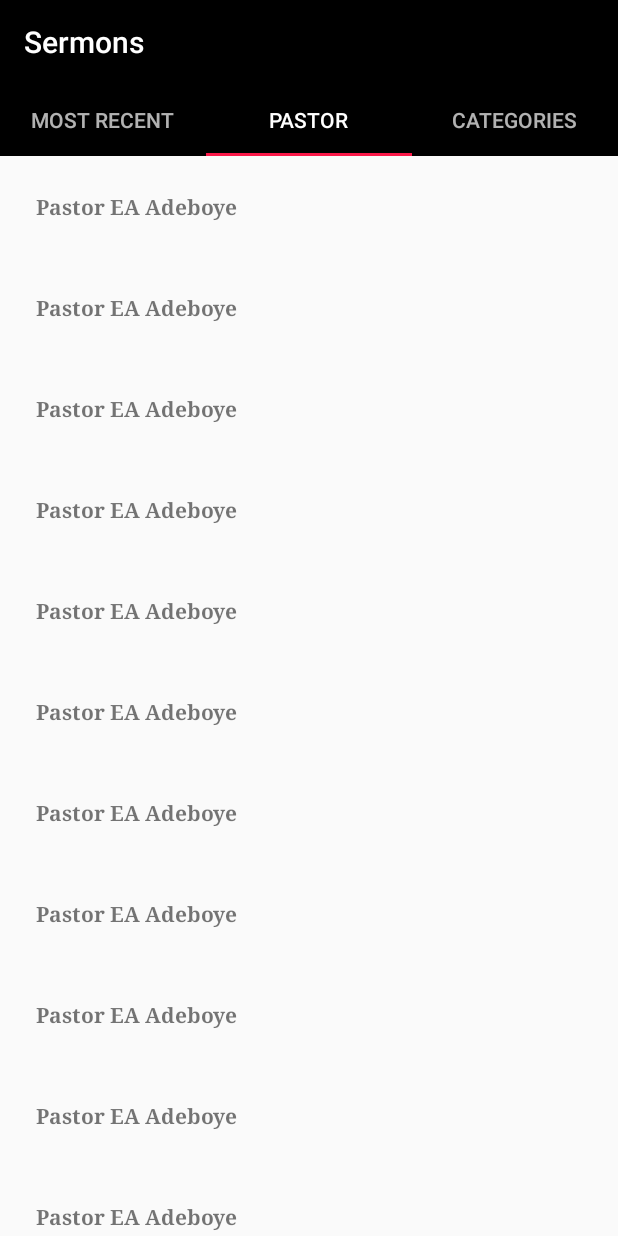
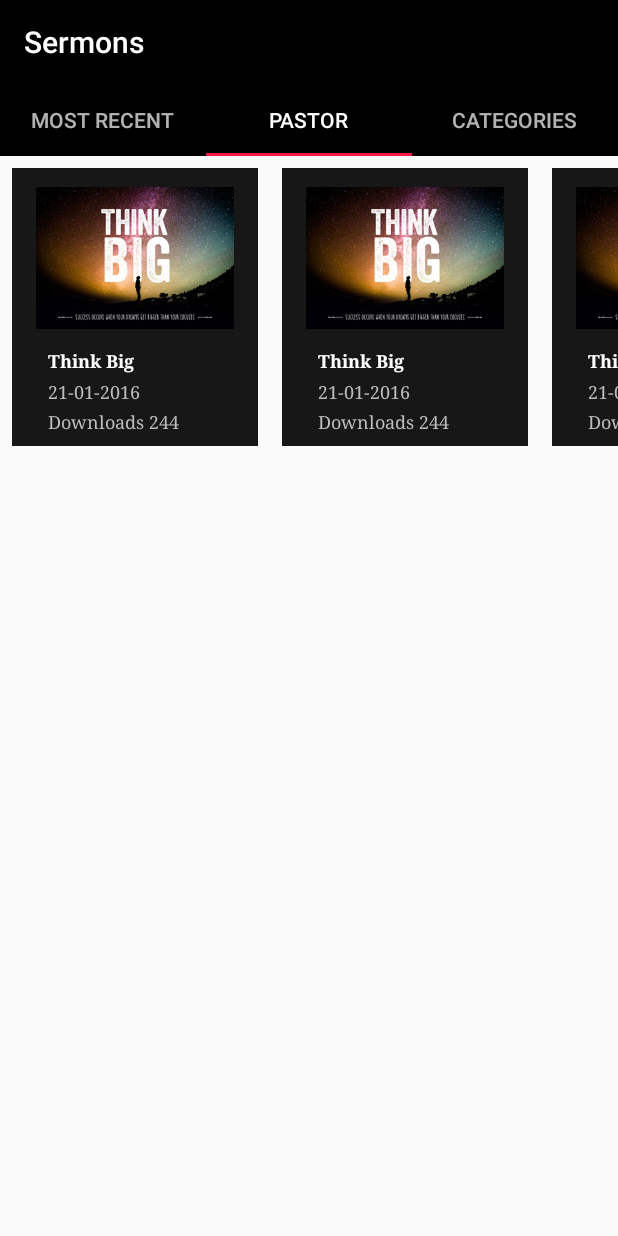
Before and after one commit to themavencoder/jesusify, an Android app: the screen it shows after launch (MainActivity), tab 2 chosen, on a phone screen of 412 x 824 dp. Run offline under Robolectric (Android 15) with nearby library versions, the phone set to English and light mode, and no system bars.

Commit message:
Horizontal working half

```diff
--- a/app/build.gradle
+++ b/app/build.gradle
@@ -27,4 +27,5 @@ dependencies {
     androidTestImplementation 'com.android.support.test:runner:1.0.2'
     androidTestImplementation 'com.android.support.test.espresso:espresso-core:3.0.2'
     implementation 'com.android.support:design:27.0.2'
+    implementation 'com.android.support:cardview-v7:27.0.2'
 }
--- a/app/src/main/java/com/aloineinc/jesusify/mainscreen/FragmentPastor.java
+++ b/app/src/main/java/com/aloineinc/jesusify/mainscreen/FragmentPastor.java
@@ -11,15 +11,17 @@ import android.view.ViewGroup;
 import com.aloineinc.jesusify.R;
 import com.aloineinc.jesusify.mainscreen.pastor.SectionAdapter;
 import com.aloineinc.jesusify.mainscreen.pastor.SectionModel;
+import com.aloineinc.jesusify.mainscreen.pastor.SermonAdapter;
+import com.aloineinc.jesusify.mainscreen.pastor.SermonModel;
 
 import java.util.ArrayList;
 import java.util.List;
 
 public class FragmentPastor extends android.support.v4.app.Fragment {
     View v;
-    private List<SectionModel> sectionList = new ArrayList<>();
+    private List<SermonModel> sermonList = new ArrayList<>();
     private RecyclerView recyclerView;
-    private SectionAdapter sectionAdapter;
+    private SermonAdapter sermonAdapter;
 
     public FragmentPastor() {
     }
@@ -30,10 +32,10 @@ public class FragmentPastor extends android.support.v4.app.Fragment {
     public View onCreateView(LayoutInflater inflater, @Nullable ViewGroup container, Bundle savedInstanceState) {
         v = inflater.inflate(R.layout.pastor_fragment, container, false);
         recyclerView = v.findViewById(R.id.recycler_pastor_fragment);
-        sectionAdapter = new SectionAdapter(sectionList, getContext());
+        sermonAdapter = new SermonAdapter(getContext(),sermonList);
         //RecyclerView.LayoutManager layoutManager = new LinearLayoutManager(getActivity());
-        recyclerView.setLayoutManager(new LinearLayoutManager(getActivity()));
-        recyclerView.setAdapter(sectionAdapter);
+        recyclerView.setLayoutManager(new LinearLayoutManager(getActivity(),LinearLayoutManager.HORIZONTAL,false));
+        recyclerView.setAdapter(sermonAdapter);
 
 
         return v;
@@ -44,27 +46,67 @@ public class FragmentPastor extends android.support.v4.app.Fragment {
     @Override
     public void onCreate(@Nullable Bundle savedInstanceState) {
         super.onCreate(savedInstanceState);
-        sectionList.add(new SectionModel("Pastor EA Adeboye"));
-        sectionList.add(new SectionModel("Pastor EA Adeboye"));
-        sectionList.add(new SectionModel("Pastor EA Adeboye"));
-        sectionList.add(new SectionModel("Pastor EA Adeboye"));
-        sectionList.add(new SectionModel("Pastor EA Adeboye"));
-        sectionList.add(new SectionModel("Pastor EA Adeboye"));
-        sectionList.add(new SectionModel("Pastor EA Adeboye"));
-        sectionList.add(new SectionModel("Pastor EA Adeboye"));
-        sectionList.add(new SectionModel("Pastor EA Adeboye"));
-        sectionList.add(new SectionModel("Pastor EA Adeboye"));
-        sectionList.add(new SectionModel("Pastor EA Adeboye"));
-        sectionList.add(new SectionModel("Pastor EA Adeboye"));
-        sectionList.add(new SectionModel("Pastor EA Adeboye"));
-        sectionList.add(new SectionModel("Pastor EA Adeboye"));
-        sectionList.add(new SectionModel("Pastor EA Adeboye"));
-        sectionList.add(new SectionModel("Pastor EA Adeboye"));
-        sectionList.add(new SectionModel("Pastor EA Adeboye"));
-        sectionList.add(new SectionModel("Pastor EA Adeboye"));
-        sectionList.add(new SectionModel("Pastor EA Adeboye"));
-        sectionList.add(new SectionModel("Pastor EA Adeboye"));
+        sermonList.add(new SermonModel(R.drawable.thinkbig,"Think Big","21-01-2016","Downloads 244"));
+        sermonList.add(new SermonModel(R.drawable.thinkbig,"Think Big","21-01-2016","Downloads 244"));
 
+        sermonList.add(new SermonModel(R.drawable.thinkbig,"Think Big","21-01-2016","Downloads 244"));
+
+        sermonList.add(new SermonModel(R.drawable.thinkbig,"Think Big","21-01-2016","Downloads 244"));
+
+        sermonList.add(new SermonModel(R.drawable.thinkbig,"Think Big","21-01-2016","Downloads 244"));
+        sermonList.add(new SermonModel(R.drawable.thinkbig,"Think Big","21-01-2016","Downloads 244"));
+        sermonList.add(new SermonModel(R.drawable.thinkbig,"Think Big","21-01-2016","Downloads 244"));
+        sermonList.add(new SermonModel(R.drawable.thinkbig,"Think Big","21-01-2016","Downloads 244"));
+        sermonList.add(new SermonModel(R.drawable.thinkbig,"Think Big","21-01-2016","Downloads 244"));
+        sermonList.add(new SermonModel(R.drawable.thinkbig,"Think Big","21-01-2016","Downloads 244"));
+        sermonList.add(new SermonModel(R.drawable.thinkbig,"Think Big","21-01-2016","Downloads 244"));
+        sermonList.add(new SermonModel(R.drawable.thinkbig,"Think Big","21-01-2016","Downloads 244"));
+        sermonList.add(new SermonModel(R.drawable.thinkbig,"Think Big","21-01-2016","Downloads 244"));
+        sermonList.add(new SermonModel(R.drawable.thinkbig,"Think Big","21-01-2016","Downloads 244"));
+
+        sermonList.add(new SermonModel(R.drawable.thinkbig,"Think Big","21-01-2016","Downloads 244"));
+        sermonList.add(new SermonModel(R.drawable.thinkbig,"Think Big","21-01-2016","Downloads 244"));
+
+        sermonList.add(new SermonModel(R.drawable.thinkbig,"Think Big","21-01-2016","Downloads 244"));
+        sermonList.add(new SermonModel(R.drawable.thinkbig,"Think Big","21-01-2016","Downloads 244"));
+
+        sermonList.add(new SermonModel(R.drawable.thinkbig,"Think Big","21-01-2016","Downloads 244"));
+        sermonList.add(new SermonModel(R.drawable.thinkbig,"Think Big","21-01-2016","Downloads 244"));
+
+
+
+
+
+
+
+
+
+
+
+
+
+
+//        sectionList.add(new SectionModel("Pastor EA Adeboye"));
+//        sectionList.add(new SectionModel("Pastor EA Adeboye"));
+//        sectionList.add(new SectionModel("Pastor EA Adeboye"));
+//        sectionList.add(new SectionModel("Pastor EA Adeboye"));
+//        sectionList.add(new SectionModel("Pastor EA Adeboye"));
+//        sectionList.add(new SectionModel("Pastor EA Adeboye"));
+//        sectionList.add(new SectionModel("Pastor EA Adeboye"));
+//        sectionList.add(new SectionModel("Pastor EA Adeboye"));
+//        sectionList.add(new SectionModel("Pastor EA Adeboye"));
+//        sectionList.add(new SectionModel("Pastor EA Adeboye"));
+//        sectionList.add(new SectionModel("Pastor EA Adeboye"));
+//        sectionList.add(new SectionModel("Pastor EA Adeboye"));
+//        sectionList.add(new SectionModel("Pastor EA Adeboye"));
+//        sectionList.add(new SectionModel("Pastor EA Adeboye"));
+//        sectionList.add(new SectionModel("Pastor EA Adeboye"));
+//        sectionList.add(new SectionModel("Pastor EA Adeboye"));
+//        sectionList.add(new SectionModel("Pastor EA Adeboye"));
+//        sectionList.add(new SectionModel("Pastor EA Adeboye"));
+//        sectionList.add(new SectionModel("Pastor EA Adeboye"));
+//        sectionList.add(new SectionModel("Pastor EA Adeboye"));
+//
 
     }
 }
--- a/app/src/main/java/com/aloineinc/jesusify/mainscreen/pastor/SermonAdapter.java
+++ b/app/src/main/java/com/aloineinc/jesusify/mainscreen/pastor/SermonAdapter.java
@@ -5,6 +5,10 @@ import android.support.v7.widget.RecyclerView;
 import android.view.LayoutInflater;
 import android.view.View;
 import android.view.ViewGroup;
+import android.widget.ImageView;
+import android.widget.TextView;
+
+import com.aloineinc.jesusify.R;
 
 import java.util.List;
 
@@ -19,24 +23,36 @@ public class SermonAdapter extends RecyclerView.Adapter<SermonAdapter.MyViewHold
 
     @Override
     public MyViewHolder onCreateViewHolder(ViewGroup parent, int viewType) {
-        View v = LayoutInflater.from(parent.getContext().
-        return null;
+        View v = LayoutInflater.from(parent.getContext()).inflate(R.layout.item_mainscreen_sermon_section,parent,false);
+
+        return new MyViewHolder(v);
     }
 
     @Override
     public void onBindViewHolder(MyViewHolder holder, int position) {
+        holder.sermonName.setText(sermonList.get(position).getSermonName());
+        holder.sermonDate.setText(sermonList.get(position).getSermonDate());
+        holder.sermonDownloads.setText(sermonList.get(position).getSermonDownloads());
+        holder.sermonImage.setImageResource(sermonList.get(position).getSermonImage());
 
     }
 
     @Override
     public int getItemCount() {
-        return 0;
+        return sermonList.size();
     }
 
     public static class MyViewHolder extends RecyclerView.ViewHolder{
+     private TextView sermonName, sermonDate,sermonDownloads;
+        private ImageView sermonImage;
 
         public MyViewHolder(View itemView) {
             super(itemView);
+
+            sermonName = itemView.findViewById(R.id.mainscreen_sermon_name);
+            sermonDate = itemView.findViewById(R.id.mainscreen_sermon_date);
+            sermonDownloads = itemView.findViewById(R.id.mainscreen_sermon_downloads);
+            sermonImage = itemView.findViewById(R.id.mainscreen_sermon_picture);
         }
     }
 }
--- a/app/src/main/res/layout/item_mainscreen_sermon_section.xml
+++ b/app/src/main/res/layout/item_mainscreen_sermon_section.xml
@@ -1,16 +1,16 @@
-<android.support.v7.widget.CardView xmlns:android="http://schemas.android.com/apk/res/android"
+<LinearLayout xmlns:android="http://schemas.android.com/apk/res/android"
     xmlns:app="http://schemas.android.com/apk/res-auto"
-    android:layout_width="match_parent"
-    android:layout_height="match_parent"
-    android:orientation="horizontal"
-    app:cardCornerRadius="5dp">
+    android:layout_width="wrap_content"
+    android:layout_height="wrap_content"
+    android:orientation="horizontal">
 
     <LinearLayout
         android:layout_width="wrap_content"
         android:layout_height="wrap_content"
         android:layout_marginBottom="8dp"
         android:layout_marginTop="8dp"
-        android:layout_marginLeft="16dp"
+        android:layout_marginRight="8dp"
+        android:layout_marginLeft="8dp"
         android:background="@color/colorbackground"
         android:orientation="vertical"
         android:paddingRight="16dp"
@@ -27,7 +27,6 @@
             android:layout_height="wrap_content"
             android:id="@+id/mainscreen_sermon_name"
             android:layout_marginLeft="8dp"
-            android:layout_marginTop="8dp"
             android:text="Think Big"
             android:textColor="@color/white"
             android:textSize="12sp"
@@ -60,4 +59,4 @@
     </LinearLayout>
 
 
-</android.support.v7.widget.CardView>
+</LinearLayout>
```
